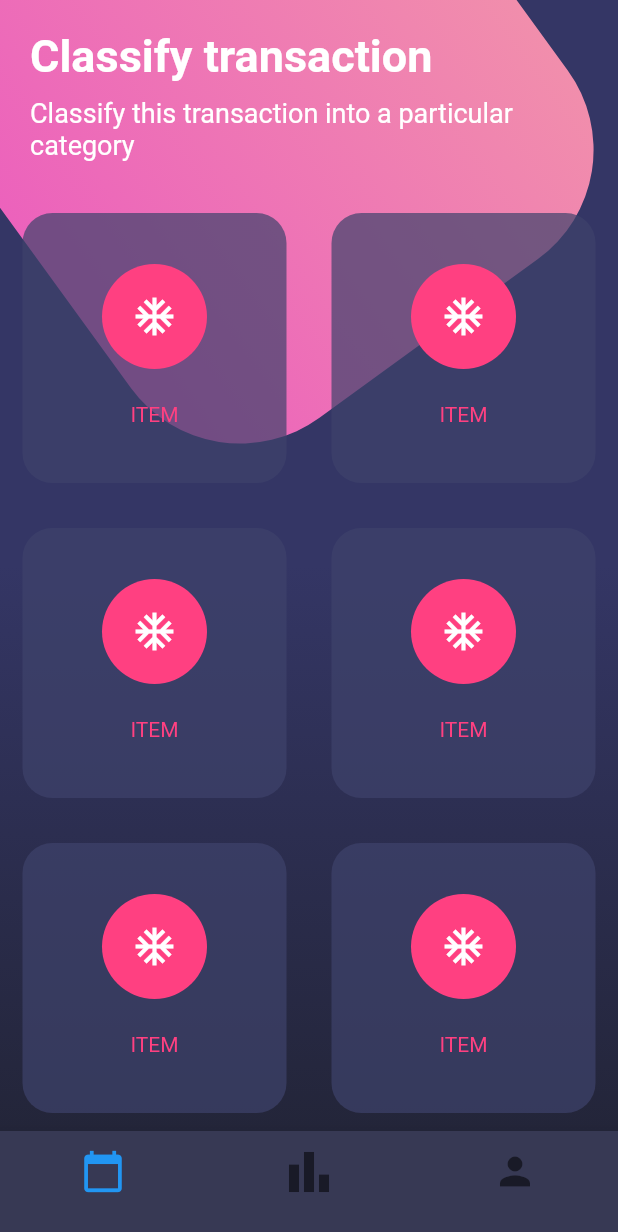
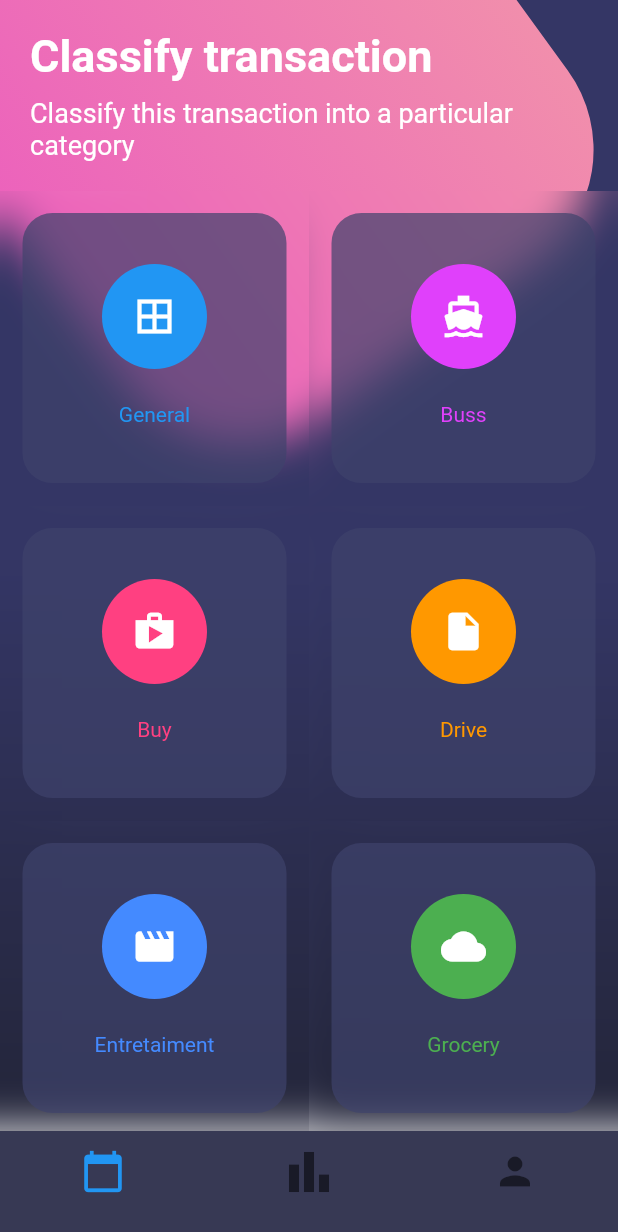
Before and after one commit to cesaroer/FlutterDise-os, a Flutter app: the screen it shows after launch, on a phone screen of 412 x 824 dp. Shown: the top 1232 px of the screen. Run offline on Flutter 3.47's test engine with Material 2 defaults, Android fonts, the phone set to English and light mode, and no system bars.

Commit message:
All finished, YEAHHH

```diff
--- a/lib/main.dart
+++ b/lib/main.dart
@@ -10,7 +10,7 @@ class MyApp extends StatelessWidget {
   @override
   Widget build(BuildContext context) {
     SystemChrome.setSystemUIOverlayStyle(SystemUiOverlayStyle.light.copyWith(
-      statusBarColor: Colors.white,
+      statusBarColor: Colors.transparent,
     ));
 
     return MaterialApp(
--- a/lib/src/pages/botones_page.dart
+++ b/lib/src/pages/botones_page.dart
@@ -1,4 +1,5 @@
 import 'dart:math';
+import 'dart:ui';
 
 import 'package:flutter/material.dart';
 
@@ -129,34 +130,41 @@ class BotonesPage extends StatelessWidget {
       children: [
         TableRow(
           children: [
-            _crearBotonRedondeado(),
-            _crearBotonRedondeado(),
+            _crearBotonRedondeado(Colors.blue, Icons.border_all, "General"),
+            _crearBotonRedondeado(
+                Colors.purpleAccent, Icons.directions_boat, "Buss"),
           ],
         ),
         TableRow(
           children: [
-            _crearBotonRedondeado(),
-            _crearBotonRedondeado(),
+            _crearBotonRedondeado(Colors.pinkAccent, Icons.shop, "Buy"),
+            _crearBotonRedondeado(
+                Colors.orange, Icons.insert_drive_file, "Drive"),
           ],
         ),
         TableRow(
           children: [
-            _crearBotonRedondeado(),
-            _crearBotonRedondeado(),
+            _crearBotonRedondeado(
+                Colors.blueAccent, Icons.movie_creation, "Entretaiment"),
+            _crearBotonRedondeado(Colors.green, Icons.cloud, "Grocery"),
           ],
         ),
         TableRow(
           children: [
-            _crearBotonRedondeado(),
-            _crearBotonRedondeado(),
+            _crearBotonRedondeado(
+                Colors.redAccent, Icons.collections, "Photos"),
+            _crearBotonRedondeado(Colors.teal, Icons.help, "Help"),
           ],
         )
       ],
     );
   }
 
-  Widget _crearBotonRedondeado() {
-    return Container(
+  Widget _crearBotonRedondeado(Color color, IconData icono, String texto) {
+    return ClipRect(
+      child: BackdropFilter(
+        filter: ImageFilter.blur(sigmaX: 15.0, sigmaY: 15.0),
+        child: Container(
           height: 180.0,
           margin: EdgeInsets.all(15.0),
           decoration: BoxDecoration(
@@ -172,22 +180,24 @@ class BotonesPage extends StatelessWidget {
               ),
               CircleAvatar(
                 radius: 35.0, //establece el tamaño del circulo
-            backgroundColor: Colors.pinkAccent,
+                backgroundColor: color,
                 child: Icon(
-              Icons.ac_unit_sharp,
+                  icono,
                   color: Colors.white,
                   size: 30.0,
                 ),
               ),
               Text(
-            "ITEM",
-            style: TextStyle(color: Colors.pinkAccent),
+                texto,
+                style: TextStyle(color: color),
               ),
               SizedBox(
                 height: 5.0,
               )
             ],
           ),
+        ),
+      ),
     );
   }
 }
```
Lines whose indentation alone changed are shown as unchanged.
